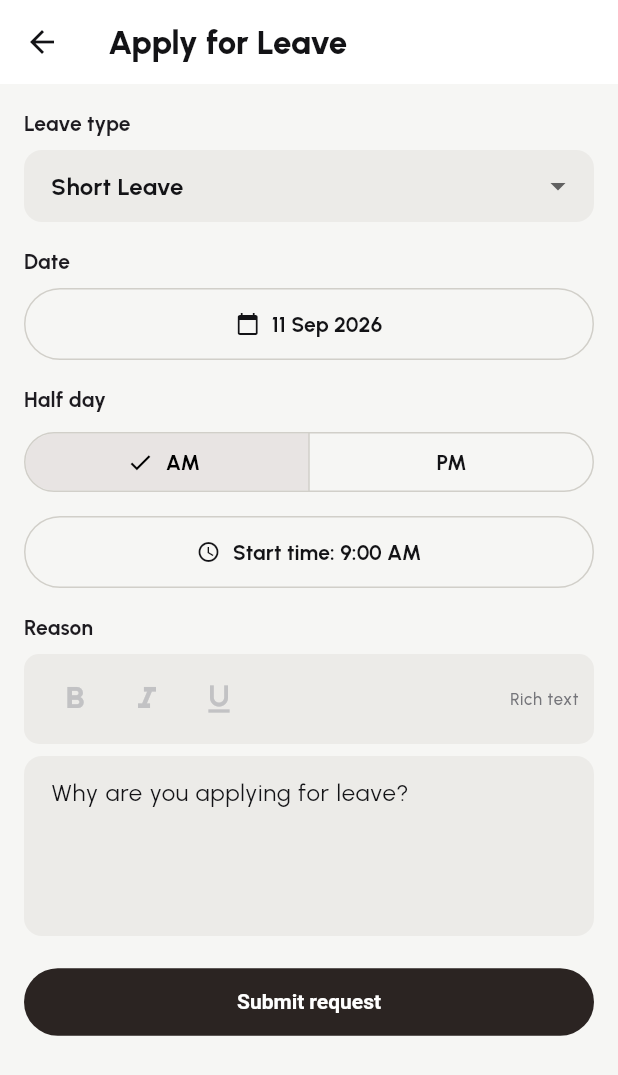
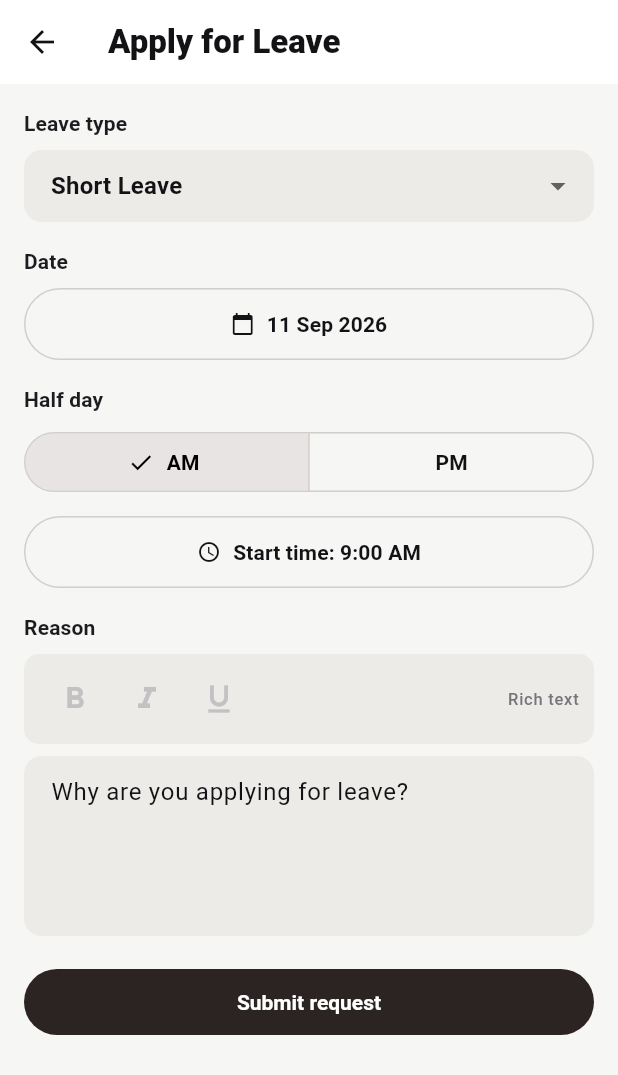
Before and after one commit to arsalanmukhtar/daily_tasks, a Flutter app: the ApplyLeaveScreen screen opened directly with empty values, on a phone screen of 412 x 824 dp. Shown: the top 1075 px of the screen. Run offline on Flutter 3.47's test engine with Material 3 defaults, Android fonts, the phone set to English and light mode, and no system bars; our stand-ins replace app_links, flutter_riverpod, flutter_widget_from_html_core, google_fonts, shared_preferences; accounts and stored records are empty; network calls fail.

Commit message:
Mobile: fix search bar icon/text vertical centering; swap Urbanist for Roboto
Search bar: the TextField's default InputDecorator padding (reserved for a
floating label this field never uses) sat the placeholder/typed text a few
pixels lower than the search icon beside it, even though the surrounding
Row already centers cross-axis. Fixed with isCollapsed (strips that default
padding) + textAlignVertical: TextAlignVertical.center, so the text's own
paint area centers within its box before the Row centers that box against
the icon.

Font: replaced GoogleFonts.urbanistTextTheme()/urbanist() with
robotoTextTheme()/roboto() in the app's single ThemeData - same wiring,
different family, so it applies everywhere including the search bar and
every dropdown (RequestFilterBar's pills, the Developer filters on
Summary/Report/Archived) without touching those files - none of them
hardcode a fontFamily of their own, they all resolve through this one
ambient theme.

Verified live on the Android emulator: search icon and hint text now sit
on the same visual center line, and text throughout (headings, cards,
dropdowns, search bar) reads as Roboto. `flutter analyze` clean.
Co-Authored-By: Claude Sonnet 5 <noreply@anthropic.com>

```diff
--- a/mobile_app/lib/core/theme/app_theme.dart
+++ b/mobile_app/lib/core/theme/app_theme.dart
@@ -3,9 +3,13 @@ import 'package:google_fonts/google_fonts.dart';
 
 import 'app_colors.dart';
 
-// Urbanist everywhere - same family the web app pulls from Google Fonts
-// (see index.html). Built once here rather than inline per TextStyle below.
-final _urbanistTextTheme = GoogleFonts.urbanistTextTheme();
+// Roboto everywhere (Material's own default face, used deliberately rather
+// than left implicit so every TextStyle in the app - including ones that
+// don't go through this textTheme at all, like the search bar/dropdowns'
+// inline styles - resolves the same family via the ambient DefaultTextStyle
+// this ThemeData's fontFamily sets). Built once here rather than inline per
+// TextStyle below.
+final _baseTextTheme = GoogleFonts.robotoTextTheme();
 
 /// Same light theme as every other surface in this product: white cards on
 /// a barely-off-white page, near-black text, a thin hairline outline doing
@@ -14,7 +18,7 @@ final _urbanistTextTheme = GoogleFonts.urbanistTextTheme();
 final appTheme = ThemeData(
   useMaterial3: true,
   scaffoldBackgroundColor: AppColors.bg,
-  fontFamily: GoogleFonts.urbanist().fontFamily,
+  fontFamily: GoogleFonts.roboto().fontFamily,
   colorScheme: const ColorScheme.light(
     primary: AppColors.brandPrimary,
     onPrimary: Colors.white,
@@ -94,12 +98,12 @@ final appTheme = ThemeData(
     contentPadding: const EdgeInsets.symmetric(horizontal: 14, vertical: 12),
   ),
   dividerTheme: const DividerThemeData(color: AppColors.line, thickness: 1, space: 1),
-  textTheme: _urbanistTextTheme.copyWith(
-    headlineSmall: _urbanistTextTheme.headlineSmall?.copyWith(fontWeight: FontWeight.w800, color: AppColors.ink900),
-    titleLarge: _urbanistTextTheme.titleLarge?.copyWith(fontWeight: FontWeight.w800, color: AppColors.ink900),
-    titleMedium: _urbanistTextTheme.titleMedium?.copyWith(fontWeight: FontWeight.w700, color: AppColors.ink900),
-    bodyMedium: _urbanistTextTheme.bodyMedium?.copyWith(color: AppColors.ink900),
-    bodySmall: _urbanistTextTheme.bodySmall?.copyWith(color: AppColors.ink700),
-    labelLarge: _urbanistTextTheme.labelLarge?.copyWith(fontWeight: FontWeight.w700),
+  textTheme: _baseTextTheme.copyWith(
+    headlineSmall: _baseTextTheme.headlineSmall?.copyWith(fontWeight: FontWeight.w800, color: AppColors.ink900),
+    titleLarge: _baseTextTheme.titleLarge?.copyWith(fontWeight: FontWeight.w800, color: AppColors.ink900),
+    titleMedium: _baseTextTheme.titleMedium?.copyWith(fontWeight: FontWeight.w700, color: AppColors.ink900),
+    bodyMedium: _baseTextTheme.bodyMedium?.copyWith(color: AppColors.ink900),
+    bodySmall: _baseTextTheme.bodySmall?.copyWith(color: AppColors.ink700),
+    labelLarge: _baseTextTheme.labelLarge?.copyWith(fontWeight: FontWeight.w700),
   ),
 );
--- a/mobile_app/lib/features/manager/widgets/global_search_bar.dart
+++ b/mobile_app/lib/features/manager/widgets/global_search_bar.dart
@@ -52,9 +52,15 @@ class _GlobalSearchBarState extends ConsumerState<GlobalSearchBar> {
               controller: _controller,
               onChanged: (v) => ref.read(globalSearchQueryProvider.notifier).state = v,
               textInputAction: TextInputAction.search,
+              // isCollapsed below strips the InputDecorator's own default
+              // vertical padding (reserved for a floating label this field
+              // never uses), which otherwise sits the text a few pixels
+              // lower than the search icon beside it; this plus centering
+              // the text's own paint area is what actually lines them up.
+              textAlignVertical: TextAlignVertical.center,
               style: const TextStyle(fontSize: 14, color: AppColors.ink900),
               decoration: const InputDecoration(
-                isDense: true,
+                isCollapsed: true,
                 // The app-wide InputDecorationTheme fills every field with
                 // a grey background (AppColors.surface2) by default - this
                 // field's own white pill container (see Container above) is
```
